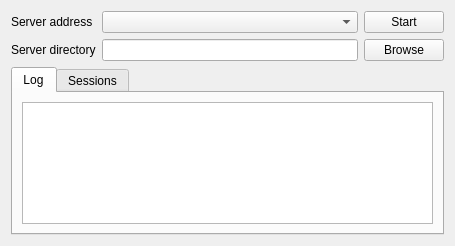
Qt form src/tools/tftp/server/tftpserver.ui (x-tools-author/x-tools) before a commit.
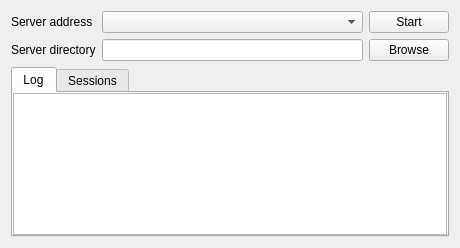
The same form after that commit.

What changed in the file:
```diff
--- a/src/tools/tftp/server/tftpserver.ui
+++ b/src/tools/tftp/server/tftpserver.ui
@@ -6,8 +6,8 @@
    <rect>
     <x>0</x>
     <y>0</y>
-    <width>454</width>
-    <height>244</height>
+    <width>460</width>
+    <height>248</height>
    </rect>
   </property>
   <property name="windowTitle">
@@ -71,6 +71,18 @@
        <string>Log</string>
       </attribute>
       <layout class="QGridLayout" name="gridLayout_2">
+       <property name="leftMargin">
+        <number>0</number>
+       </property>
+       <property name="topMargin">
+        <number>0</number>
+       </property>
+       <property name="rightMargin">
+        <number>0</number>
+       </property>
+       <property name="bottomMargin">
+        <number>0</number>
+       </property>
        <item row="0" column="0">
         <widget class="QTextBrowser" name="textBrowserLog"/>
        </item>
```
Left out of the diff: 12 changed lines with no effect on the pictures.
